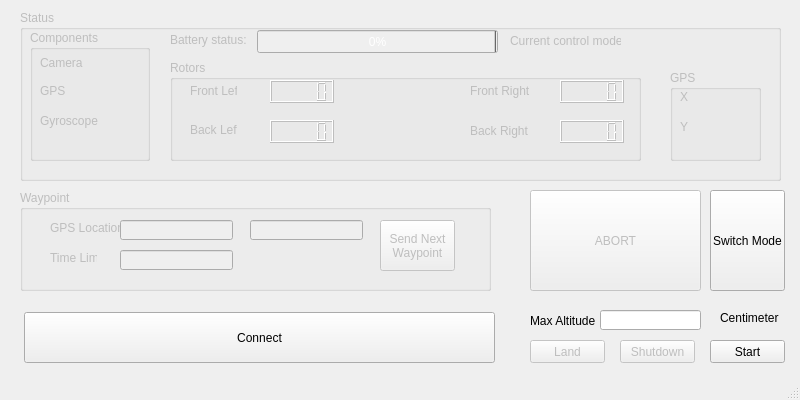
madmilla/THO78-Roborescue, file CPI-UI/quadcopterwindow.ui: the form before one commit.
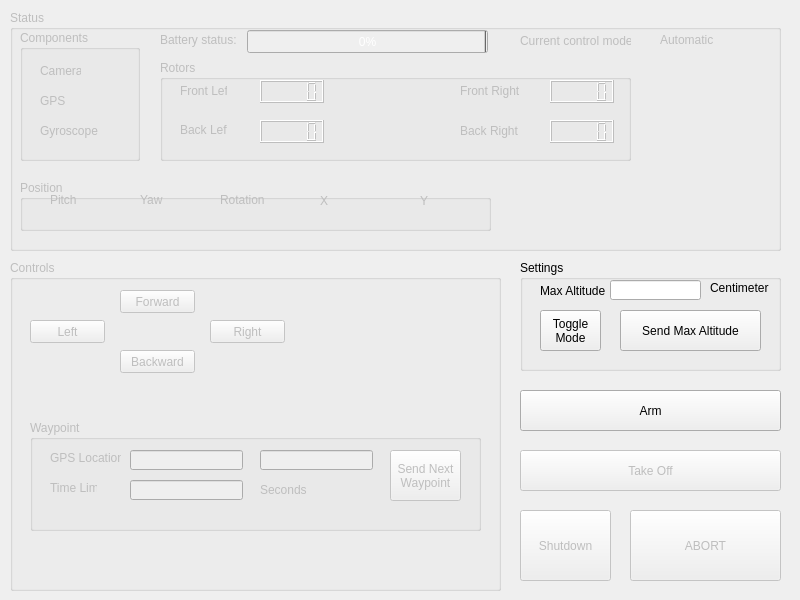
The form after the commit.

```diff
--- a/CPI-UI/quadcopterwindow.ui
+++ b/CPI-UI/quadcopterwindow.ui
@@ -7,19 +7,19 @@
     <x>0</x>
     <y>0</y>
     <width>800</width>
-    <height>400</height>
+    <height>600</height>
    </rect>
   </property>
   <property name="minimumSize">
    <size>
     <width>800</width>
-    <height>400</height>
+    <height>600</height>
    </size>
   </property>
   <property name="maximumSize">
    <size>
     <width>800</width>
-    <height>400</height>
+    <height>600</height>
    </size>
   </property>
   <property name="windowTitle">
@@ -32,10 +32,10 @@
     </property>
     <property name="geometry">
      <rect>
-      <x>20</x>
+      <x>10</x>
       <y>10</y>
-      <width>761</width>
-      <height>171</height>
+      <width>771</width>
+      <height>241</height>
      </rect>
     </property>
     <property name="title">
@@ -56,9 +56,9 @@
      <widget class="QLabel" name="CameraText">
       <property name="geometry">
        <rect>
-        <x>10</x>
-        <y>22</y>
-        <width>47</width>
+        <x>20</x>
+        <y>30</y>
+        <width>41</width>
         <height>21</height>
        </rect>
       </property>
@@ -69,8 +69,8 @@
      <widget class="QLabel" name="GPSText">
       <property name="geometry">
        <rect>
-        <x>10</x>
-        <y>50</y>
+        <x>20</x>
+        <y>60</y>
         <width>47</width>
         <height>21</height>
        </rect>
@@ -82,8 +82,8 @@
      <widget class="QLabel" name="GyroscopeText">
       <property name="geometry">
        <rect>
-        <x>10</x>
-        <y>80</y>
+        <x>20</x>
+        <y>90</y>
         <width>61</width>
         <height>21</height>
        </rect>
@@ -236,7 +236,7 @@
     <widget class="QLabel" name="CurrentModeText">
      <property name="geometry">
       <rect>
-       <x>490</x>
+       <x>510</x>
        <y>20</y>
        <width>111</width>
        <height>21</height>
@@ -246,56 +246,172 @@
       <string>Current control mode: </string>
      </property>
     </widget>
-    <widget class="QGroupBox" name="groupBox_2">
+    <widget class="QLabel" name="currentModeValue">
      <property name="geometry">
       <rect>
        <x>650</x>
-       <y>60</y>
+       <y>20</y>
        <width>91</width>
-       <height>91</height>
+       <height>20</height>
       </rect>
      </property>
-     <property name="title">
-      <string>GPS</string>
+     <property name="text">
+      <string>Automatic</string>
      </property>
-     <widget class="QLabel" name="label_8">
+    </widget>
+    <widget class="QGroupBox" name="positionBox">
       <property name="geometry">
        <rect>
         <x>10</x>
-        <y>20</y>
-        <width>47</width>
-        <height>13</height>
+       <y>170</y>
+       <width>471</width>
+       <height>51</height>
+      </rect>
+     </property>
+     <property name="title">
+      <string>Position</string>
+     </property>
+     <widget class="QLabel" name="xLabel">
+      <property name="geometry">
+       <rect>
+        <x>300</x>
+        <y>10</y>
+        <width>16</width>
+        <height>21</height>
        </rect>
       </property>
       <property name="text">
        <string>X</string>
       </property>
      </widget>
-     <widget class="QLabel" name="label_9">
+     <widget class="QLabel" name="yLabel">
       <property name="geometry">
        <rect>
-        <x>10</x>
-        <y>50</y>
-        <width>47</width>
-        <height>13</height>
+        <x>400</x>
+        <y>10</y>
+        <width>16</width>
+        <height>21</height>
        </rect>
       </property>
       <property name="text">
        <string>Y</string>
       </property>
      </widget>
-    </widget>
-   </widget>
-   <widget class="QGroupBox" name="groupBox">
+     <widget class="QLabel" name="pitchLabel">
+      <property name="geometry">
+       <rect>
+        <x>30</x>
+        <y>10</y>
+        <width>47</width>
+        <height>20</height>
+       </rect>
+      </property>
+      <property name="text">
+       <string>Pitch</string>
+      </property>
+     </widget>
+     <widget class="QLabel" name="yawLabel">
+      <property name="geometry">
+       <rect>
+        <x>120</x>
+        <y>10</y>
+        <width>47</width>
+        <height>20</height>
+       </rect>
+      </property>
+      <property name="text">
+       <string>Yaw</string>
+      </property>
+     </widget>
+     <widget class="QLabel" name="rotationLabel">
+      <property name="geometry">
+       <rect>
+        <x>200</x>
+        <y>10</y>
+        <width>47</width>
+        <height>20</height>
+       </rect>
+      </property>
+      <property name="text">
+       <string>Rotation</string>
+      </property>
+     </widget>
+    </widget>
+   </widget>
+   <widget class="QGroupBox" name="controlsBox">
     <property name="enabled">
      <bool>false</bool>
     </property>
     <property name="geometry">
      <rect>
+      <x>10</x>
+      <y>260</y>
+      <width>491</width>
+      <height>331</height>
+     </rect>
+    </property>
+    <property name="title">
+     <string>Controls</string>
+    </property>
+    <widget class="QPushButton" name="forwardButton">
+     <property name="geometry">
+      <rect>
+       <x>110</x>
+       <y>30</y>
+       <width>75</width>
+       <height>23</height>
+      </rect>
+     </property>
+     <property name="text">
+      <string>Forward</string>
+     </property>
+    </widget>
+    <widget class="QPushButton" name="backwardButton">
+     <property name="geometry">
+      <rect>
+       <x>110</x>
+       <y>90</y>
+       <width>75</width>
+       <height>23</height>
+      </rect>
+     </property>
+     <property name="text">
+      <string>Backward</string>
+     </property>
+    </widget>
+    <widget class="QPushButton" name="leftButton">
+     <property name="geometry">
+      <rect>
       <x>20</x>
-      <y>190</y>
-      <width>471</width>
-      <height>101</height>
+       <y>60</y>
+       <width>75</width>
+       <height>23</height>
+      </rect>
+     </property>
+     <property name="text">
+      <string>Left</string>
+     </property>
+    </widget>
+    <widget class="QPushButton" name="rightButton">
+     <property name="geometry">
+      <rect>
+       <x>200</x>
+       <y>60</y>
+       <width>75</width>
+       <height>23</height>
+      </rect>
+     </property>
+     <property name="text">
+      <string>Right</string>
+     </property>
+    </widget>
+    <widget class="QGroupBox" name="waypointBox">
+     <property name="geometry">
+      <rect>
+       <x>20</x>
+       <y>160</y>
+       <width>451</width>
+       <height>111</height>
      </rect>
     </property>
     <property name="title">
@@ -304,10 +420,10 @@
     <property name="checkable">
      <bool>false</bool>
     </property>
-    <widget class="QLabel" name="label_6">
+     <widget class="QLabel" name="timeLimitLabel">
      <property name="geometry">
       <rect>
-       <x>30</x>
+        <x>20</x>
        <y>60</y>
        <width>47</width>
        <height>16</height>
@@ -317,10 +433,10 @@
       <string>Time Limit</string>
      </property>
     </widget>
-    <widget class="QLabel" name="label_7">
+     <widget class="QLabel" name="gpsLocationLabel">
      <property name="geometry">
       <rect>
-       <x>30</x>
+        <x>20</x>
        <y>30</y>
        <width>71</width>
        <height>16</height>
@@ -330,7 +446,7 @@
       <string>GPS Location</string>
      </property>
     </widget>
-    <widget class="QLineEdit" name="lineEdit">
+     <widget class="QLineEdit" name="gpsXInput">
      <property name="geometry">
       <rect>
        <x>100</x>
@@ -340,7 +456,7 @@
       </rect>
      </property>
     </widget>
-    <widget class="QLineEdit" name="lineEdit_2">
+     <widget class="QLineEdit" name="gpsYInput">
      <property name="geometry">
       <rect>
        <x>230</x>
@@ -350,7 +466,7 @@
       </rect>
      </property>
     </widget>
-    <widget class="QLineEdit" name="lineEdit_4">
+     <widget class="QLineEdit" name="timeLimitInput">
      <property name="geometry">
       <rect>
        <x>100</x>
@@ -360,12 +476,12 @@
       </rect>
      </property>
     </widget>
-    <widget class="QPushButton" name="pushButton_6">
+     <widget class="QPushButton" name="sendButton">
      <property name="geometry">
       <rect>
        <x>360</x>
        <y>30</y>
-       <width>75</width>
+        <width>71</width>
        <height>51</height>
       </rect>
      </property>
@@ -380,33 +496,31 @@
       <bool>false</bool>
      </property>
     </widget>
-   </widget>
-   <widget class="QPushButton" name="pushButton">
-    <property name="enabled">
-     <bool>false</bool>
-    </property>
+     <widget class="QLabel" name="secondsLabel">
     <property name="geometry">
      <rect>
-      <x>530</x>
-      <y>340</y>
-      <width>75</width>
-      <height>23</height>
+        <x>230</x>
+        <y>60</y>
+        <width>47</width>
+        <height>20</height>
      </rect>
     </property>
     <property name="text">
-     <string>Land</string>
-    </property>
-   </widget>
-   <widget class="QPushButton" name="pushButton_2">
+       <string>Seconds</string>
+      </property>
+     </widget>
+    </widget>
+   </widget>
+   <widget class="QPushButton" name="abortButton">
     <property name="enabled">
      <bool>false</bool>
     </property>
     <property name="geometry">
      <rect>
-      <x>530</x>
-      <y>190</y>
-      <width>171</width>
-      <height>101</height>
+      <x>630</x>
+      <y>510</y>
+      <width>151</width>
+      <height>71</height>
      </rect>
     </property>
     <property name="autoFillBackground">
@@ -422,83 +536,65 @@
     </property>
     <property name="geometry">
      <rect>
-      <x>620</x>
-      <y>340</y>
-      <width>75</width>
-      <height>23</height>
+      <x>520</x>
+      <y>450</y>
+      <width>261</width>
+      <height>41</height>
+     </rect>
+    </property>
+    <property name="text">
+     <string>Take Off</string>
+    </property>
+   </widget>
+   <widget class="QPushButton" name="armButton">
+    <property name="enabled">
+     <bool>true</bool>
+    </property>
+    <property name="geometry">
+     <rect>
+      <x>520</x>
+      <y>390</y>
+      <width>261</width>
+      <height>41</height>
+     </rect>
+    </property>
+    <property name="text">
+     <string>Arm</string>
+    </property>
+   </widget>
+   <widget class="QPushButton" name="shutdownButton">
+    <property name="enabled">
+     <bool>false</bool>
+    </property>
+    <property name="geometry">
+     <rect>
+      <x>520</x>
+      <y>510</y>
+      <width>91</width>
+      <height>71</height>
      </rect>
     </property>
     <property name="text">
      <string>Shutdown</string>
     </property>
    </widget>
-   <widget class="QPushButton" name="pushButton_4">
+   <widget class="QGroupBox" name="settingsBox">
     <property name="geometry">
      <rect>
-      <x>710</x>
-      <y>190</y>
-      <width>75</width>
-      <height>101</height>
+      <x>520</x>
+      <y>260</y>
+      <width>261</width>
+      <height>111</height>
      </rect>
     </property>
-    <property name="text">
-     <string>Switch Mode</string>
+    <property name="title">
+     <string>Settings</string>
     </property>
-   </widget>
-   <widget class="QPushButton" name="pushButton_5">
+    <widget class="QLabel" name="cmLabel">
     <property name="geometry">
      <rect>
-      <x>710</x>
-      <y>340</y>
-      <width>75</width>
-      <height>23</height>
-     </rect>
-    </property>
-    <property name="text">
-     <string>Start</string>
-    </property>
-   </widget>
-   <widget class="QLabel" name="label_5">
-    <property name="geometry">
-     <rect>
-      <x>530</x>
-      <y>310</y>
-      <width>71</width>
-      <height>21</height>
-     </rect>
-    </property>
-    <property name="text">
-     <string>Max Altitude</string>
-    </property>
-   </widget>
-   <widget class="QLineEdit" name="lineEdit_3">
-    <property name="geometry">
-     <rect>
-      <x>600</x>
-      <y>310</y>
-      <width>101</width>
-      <height>20</height>
-     </rect>
-    </property>
-   </widget>
-   <widget class="QPushButton" name="pushButton_7">
-    <property name="geometry">
-     <rect>
-      <x>24</x>
-      <y>312</y>
-      <width>471</width>
-      <height>51</height>
-     </rect>
-    </property>
-    <property name="text">
-     <string>Connect</string>
-    </property>
-   </widget>
-   <widget class="QLabel" name="label_10">
-    <property name="geometry">
-     <rect>
-      <x>720</x>
-      <y>310</y>
+       <x>190</x>
+       <y>20</y>
       <width>61</width>
       <height>16</height>
      </rect>
@@ -507,8 +603,58 @@
      <string>Centimeter</string>
     </property>
    </widget>
-  </widget>
-  <widget class="QStatusBar" name="statusbar"/>
+    <widget class="QLabel" name="maxAltitudeLabel">
+     <property name="geometry">
+      <rect>
+       <x>20</x>
+       <y>20</y>
+       <width>71</width>
+       <height>21</height>
+      </rect>
+     </property>
+     <property name="text">
+      <string>Max Altitude</string>
+     </property>
+    </widget>
+    <widget class="QLineEdit" name="maxAltitudeInput">
+     <property name="geometry">
+      <rect>
+       <x>90</x>
+       <y>20</y>
+       <width>91</width>
+       <height>20</height>
+      </rect>
+     </property>
+    </widget>
+    <widget class="QPushButton" name="toggleControlModeButton">
+     <property name="geometry">
+      <rect>
+       <x>20</x>
+       <y>50</y>
+       <width>61</width>
+       <height>41</height>
+      </rect>
+     </property>
+     <property name="text">
+      <string>Toggle
+Mode</string>
+     </property>
+    </widget>
+    <widget class="QPushButton" name="sendMaxAltitudeButton">
+     <property name="geometry">
+      <rect>
+       <x>100</x>
+       <y>50</y>
+       <width>141</width>
+       <height>41</height>
+      </rect>
+     </property>
+     <property name="text">
+      <string>Send Max Altitude</string>
+     </property>
+    </widget>
+   </widget>
+  </widget>
  </widget>
  <resources/>
  <connections/>
```
Left out of the diff: 36 changed lines with no effect on the pictures. Lines whose indentation alone changed are shown as unchanged.
